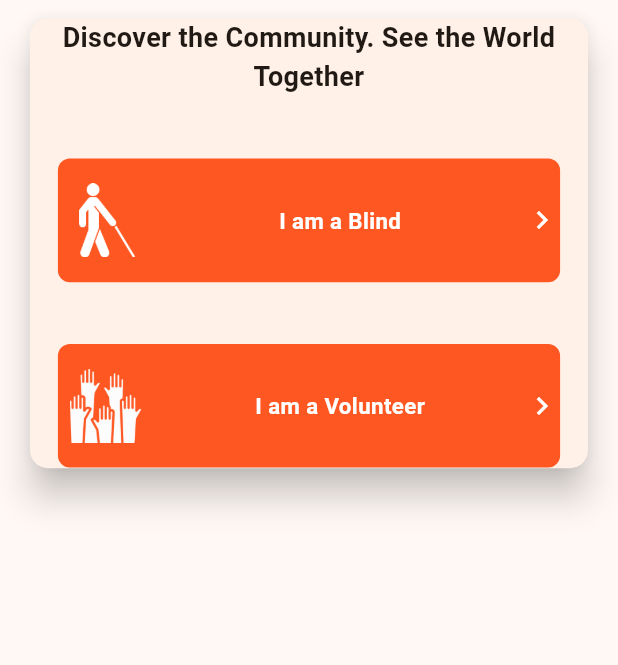
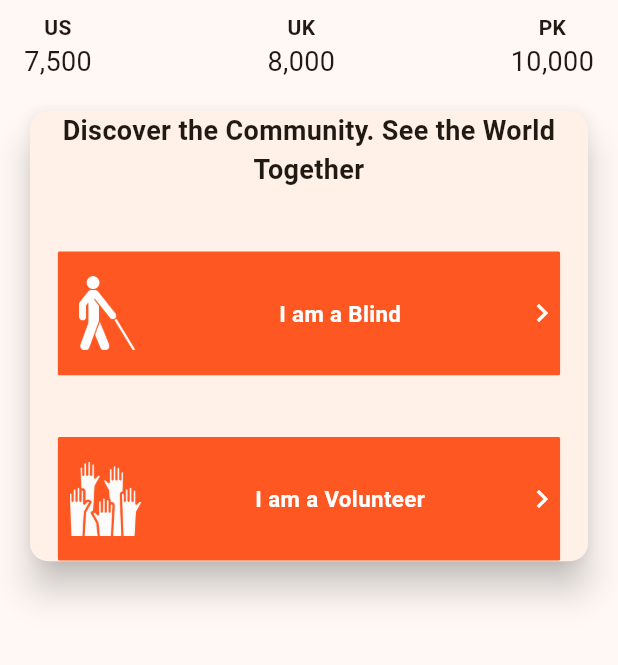
Before and after one commit to Hashir-Nadeem/blindcompanion, a Flutter app: the MySelfVolunteerHelp screen opened directly, on a phone screen of 412 x 824 dp, the part 343-1008 px from its top. Run offline on Flutter 3.47's test engine with Material 2 defaults, Android fonts, the phone set to English and light mode, and no system bars; drawn by our look-alikes of countup; our stand-ins replace camera, flutter_tts, geocoding, geolocator, get, google_maps_flutter and 1 more; missing offline and left inert: google_mlkit_text_recognition, translator.

Commit message:
final changes commit

```diff
--- a/lib/components/double_icontextButton.dart
+++ b/lib/components/double_icontextButton.dart
@@ -33,7 +33,7 @@ class MyDoubleIconTextButton extends StatelessWidget {
                 child: Container(
                   height: screenHeight * 0.1,
                   decoration: BoxDecoration(
-                      color: color, borderRadius: BorderRadius.circular(8.0)),
+                      color: color, borderRadius: BorderRadius.circular(1.0)),
                   child: Row(
                     children: [
                       Padding(
--- a/lib/main.dart
+++ b/lib/main.dart
@@ -31,7 +31,7 @@ class MyApp extends StatelessWidget {
         colorScheme: ColorScheme.fromSeed(seedColor: Colors.orange),
         useMaterial3: true,
       ),
-      home: MyGetStarted(),
+      home: MySelfVolunteerHelp(),
     );
   }
 }
--- a/lib/screens/blind_main_screen.dart
+++ b/lib/screens/blind_main_screen.dart
@@ -1,5 +1,4 @@
 import 'dart:async';
-
 import 'package:blind_companion/Assets/Navigation.dart';
 import 'package:blind_companion/components/double_icontextButton.dart';
 import 'package:blind_companion/components/languageDropdown.dart';
@@ -10,7 +9,6 @@ import 'package:blind_companion/screens/track_me.dart';
 import 'package:blind_companion/screens/volunteer_help.dart';
 import 'package:flutter/material.dart';
 import 'package:get/get.dart';
-
 import 'call.dart';
 import 'ocr.dart';
 
@@ -70,9 +68,17 @@ class MyBlindScreen extends StatelessWidget {
                       ),
                     ),
                   ]),
-                  const SizedBox(
-                    height: 30,
+                  SizedBox(
+                    height: screenHeight * 0.02,
                   ),
+                  Card(
+                    elevation: 10,
+                    child: Container(
+                        height: screenHeight * 0.65,
+                        child: Center(
+                          child: Column(
+                            mainAxisAlignment: MainAxisAlignment.center,
+                            children: [
                               MyDoubleIconTextButton(
                                 text: 'Track Me'.tr,
                                 image: 'images/detective_icon.png',
@@ -92,25 +98,9 @@ class MyBlindScreen extends StatelessWidget {
                                   AppNavigation.push(context, MyOcr());
                                 },
                               ),
-                  // MyDoubleIconTextButton(
-                  //   text: 'Self Help'.tr,
-                  //   image: 'images/self_help_icon.png',
-                  //   color: Colors.deepOrange,
-                  //   ontap: () {
-                  //     AppNavigation.push(context, MyTraceMeOcr());
-                  //   },
-                  // ),
                               const SizedBox(
-                    height: 30,
+                                height: 40,
                               ),
-                  // MyDoubleIconTextButton(
-                  //   text: 'Self/Volunteer Help'.tr,
-                  //   image: 'images/volunteer_icon.png',
-                  //   color: Colors.deepOrange,
-                  //   ontap: () {
-                  //     AppNavigation.push(context, MyVolunteerHelp());
-                  //   },
-                  // )
                               MyDoubleIconTextButton(
                                 text: 'Brief Help'.tr,
                                 image: 'images/brief_icon.png',
@@ -171,7 +161,28 @@ class MyBlindScreen extends StatelessWidget {
                                     AppNavigation.push(context, MyCall());
                                   });
                                 },
-                  )
+                              ),
+                            ],
+                          ),
+                        )),
+                  ),
+                  // MyDoubleIconTextButton(
+                  //   text: 'Self Help'.tr,
+                  //   image: 'images/self_help_icon.png',
+                  //   color: Colors.deepOrange,
+                  //   ontap: () {
+                  //     AppNavigation.push(context, MyTraceMeOcr());
+                  //   },
+                  // ),
+
+                  // MyDoubleIconTextButton(
+                  //   text: 'Self/Volunteer Help'.tr,
+                  //   image: 'images/volunteer_icon.png',
+                  //   color: Colors.deepOrange,
+                  //   ontap: () {
+                  //     AppNavigation.push(context, MyVolunteerHelp());
+                  //   },
+                  // )
                 ],
               ),
             ),
--- a/lib/screens/self_volunteerHelp.dart
+++ b/lib/screens/self_volunteerHelp.dart
@@ -3,6 +3,7 @@ import 'package:blind_companion/components/double_icontextButton.dart';
 import 'package:blind_companion/screens/welcome.dart';
 import 'package:flutter/material.dart';
 import 'package:get/get.dart';
+import 'package:countup/countup.dart';
 
 int turn = 0;
 
@@ -20,8 +21,68 @@ class MySelfVolunteerHelp extends StatelessWidget {
           child: Column(
             children: [
               SizedBox(
-                height: screenHeight*0.2,
+                height: screenHeight * 0.2,
                 child: Image.asset('images/logo.png'),
+              ),
+              Padding(
+                padding: const EdgeInsets.all(8.0),
+                child: Row(
+                  children: [
+                    Column(
+                      children: [
+                        Text(
+                          'US',
+                          style: TextStyle(fontWeight: FontWeight.bold),
+                        ),
+                        Countup(
+                          begin: 0,
+                          end: 7500,
+                          duration: Duration(seconds: 3),
+                          separator: ',',
+                          style: TextStyle(
+                            fontSize: 18,
+                          ),
+                        ),
+                      ],
+                    ),
+                    Spacer(),
+                    Column(
+                      children: [
+                        Text(
+                          'UK',
+                          style: TextStyle(fontWeight: FontWeight.bold),
+                        ),
+                        Countup(
+                          begin: 0,
+                          end: 8000,
+                          duration: Duration(seconds: 3),
+                          separator: ',',
+                          style: TextStyle(
+                            fontSize: 18,
+                          ),
+                        ),
+                      ],
+                    ),
+                    Spacer(),
+                    Column(
+                      children: [
+                        Text(
+                          'PK',
+                          style: TextStyle(fontWeight: FontWeight.bold),
+                        ),
+                        Countup(
+                          begin: 0,
+                          end: 10000,
+                          duration: Duration(seconds: 3),
+                          separator: ',',
+                          style: TextStyle(
+                            fontSize: 18,
+                          ),
+                        ),
+                      ],
+                    ),
+                  ],
+                ),
               ),
               Padding(
                 padding: const EdgeInsets.all(8.0),
@@ -34,13 +95,14 @@ class MySelfVolunteerHelp extends StatelessWidget {
                           mainAxisAlignment: MainAxisAlignment.center,
                           children: [
                             Text(
-                              'Discover the Community. See the World Together'.tr,
+                              'Discover the Community. See the World Together'
+                                  .tr,
                               textAlign: TextAlign.center,
                               style: const TextStyle(
                                   fontSize: 18, fontWeight: FontWeight.w600),
                             ),
-                             SizedBox(
-                              height: screenHeight*0.05,
+                            SizedBox(
+                              height: screenHeight * 0.05,
                             ),
                             MyDoubleIconTextButton(
                               text: 'I am a Blind'.tr,
@@ -51,8 +113,8 @@ class MySelfVolunteerHelp extends StatelessWidget {
                                 AppNavigation.push(context, MyWelcomeScreen());
                               },
                             ),
-                             SizedBox(
-                              height:screenHeight*0.05,
+                            SizedBox(
+                              height: screenHeight * 0.05,
                             ),
                             MyDoubleIconTextButton(
                               text: 'I am a Volunteer'.tr,
--- a/pubspec.yaml
+++ b/pubspec.yaml
@@ -45,6 +45,8 @@ dependencies:
   map_launcher: ^2.5.0+1
   get: ^4.6.5
   translator: ^0.1.7
+  animated_flip_counter: ^0.2.5
+  countup: ^0.1.4
 
 dev_dependencies:
   flutter_test:
```
Also changed, not shown: pubspec.lock, 1 other file. Lines whose indentation alone changed are shown as unchanged.
